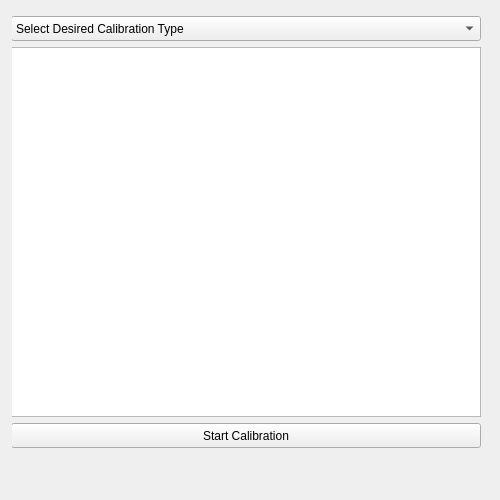
First picture: the form in industrial_calibration_gui/src/calibration_widget.ui, repository jdlangs/IC2, before the edit.
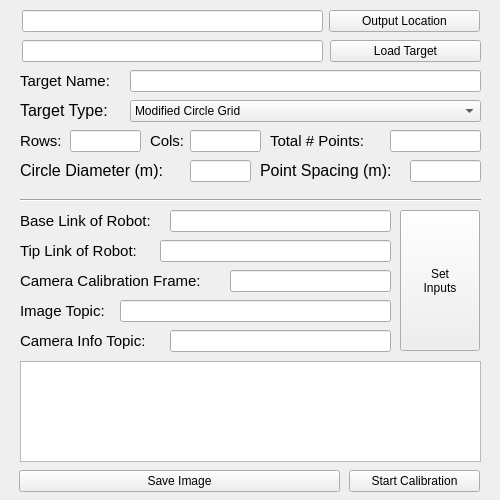
Second picture: the form after the edit. Icons and pictures are not drawn.

What changed in the file:
```diff
--- a/industrial_calibration_gui/src/calibration_widget.ui
+++ b/industrial_calibration_gui/src/calibration_widget.ui
@@ -10,12 +10,6 @@
     <height>500</height>
    </rect>
   </property>
-  <property name="sizePolicy">
-   <sizepolicy hsizetype="Fixed" vsizetype="Fixed">
-    <horstretch>0</horstretch>
-    <verstretch>0</verstretch>
-   </sizepolicy>
-  </property>
   <property name="minimumSize">
    <size>
     <width>500</width>
@@ -31,160 +25,632 @@
   <property name="windowTitle">
    <string>Form</string>
   </property>
-  <layout class="QGridLayout" name="gridLayout">
-   <item row="0" column="0">
-    <layout class="QGridLayout" name="gridLayout_2">
-     <property name="sizeConstraint">
-      <enum>QLayout::SetDefaultConstraint</enum>
+  <property name="windowIcon">
+   <iconset>
+    <normaloff>:/calibration_scientist.png</normaloff>:/calibration_scientist.png</iconset>
+  </property>
+  <widget class="QStackedWidget" name="stackedWidget">
+   <property name="geometry">
+    <rect>
+     <x>0</x>
+     <y>0</y>
+     <width>500</width>
+     <height>500</height>
+    </rect>
+   </property>
+   <property name="minimumSize">
+    <size>
+     <width>500</width>
+     <height>500</height>
+    </size>
+   </property>
+   <property name="maximumSize">
+    <size>
+     <width>500</width>
+     <height>500</height>
+    </size>
+   </property>
+   <property name="baseSize">
+    <size>
+     <width>500</width>
+     <height>500</height>
+    </size>
+   </property>
+   <property name="windowTitle">
+    <string>Industrial Calibration UI</string>
+   </property>
+   <property name="windowIcon">
+    <iconset>
+     <normaloff>res/calibration_scientist.png</normaloff>res/calibration_scientist.png</iconset>
+   </property>
+   <property name="currentIndex">
+    <number>1</number>
+   </property>
+   <widget class="QWidget" name="start_page">
+    <widget class="QLabel" name="label">
+     <property name="geometry">
+      <rect>
+       <x>10</x>
+       <y>0</y>
+       <width>481</width>
+       <height>41</height>
+      </rect>
      </property>
-     <item row="0" column="0">
-      <widget class="QStackedWidget" name="stackedWidget">
-       <property name="sizePolicy">
-        <sizepolicy hsizetype="Fixed" vsizetype="Fixed">
-         <horstretch>0</horstretch>
-         <verstretch>0</verstretch>
-        </sizepolicy>
-       </property>
-       <property name="minimumSize">
-        <size>
-         <width>475</width>
-         <height>475</height>
-        </size>
-       </property>
-       <property name="currentIndex">
-        <number>0</number>
-       </property>
-       <widget class="QWidget" name="stackedWidgetPage1" native="true">
-        <widget class="QWidget" name="gridLayoutWidget_2">
-         <property name="geometry">
-          <rect>
-           <x>-1</x>
-           <y>-1</y>
-           <width>477</width>
-           <height>478</height>
-          </rect>
-         </property>
-         <layout class="QVBoxLayout" name="verticalLayout_3">
-          <property name="sizeConstraint">
-           <enum>QLayout::SetFixedSize</enum>
-          </property>
-          <property name="leftMargin">
-           <number>0</number>
-          </property>
-          <property name="topMargin">
-           <number>5</number>
-          </property>
-          <property name="rightMargin">
-           <number>0</number>
-          </property>
-          <property name="bottomMargin">
-           <number>0</number>
-          </property>
-          <item>
-           <widget class="QComboBox" name="comboBox">
-            <property name="sizePolicy">
-             <sizepolicy hsizetype="Preferred" vsizetype="Fixed">
-              <horstretch>0</horstretch>
-              <verstretch>0</verstretch>
-             </sizepolicy>
-            </property>
-            <property name="minimumSize">
-             <size>
-              <width>470</width>
-              <height>25</height>
-             </size>
-            </property>
-            <item>
-             <property name="text">
-              <string>Select Desired Calibration Type</string>
-             </property>
-            </item>
-            <item>
-             <property name="text">
-              <string>Static Target Moving Camera on Wrist (Extrinsic Calibration)</string>
-             </property>
-            </item>
-            <item>
-             <property name="text">
-              <string>Static Target Moving Camera on Wrist (Extrinsic + Intrinsic Calibration)</string>
-             </property>
-            </item>
-           </widget>
-          </item>
-          <item>
-           <widget class="QTextBrowser" name="textBrowser">
-            <property name="sizePolicy">
-             <sizepolicy hsizetype="Fixed" vsizetype="Fixed">
-              <horstretch>0</horstretch>
-              <verstretch>0</verstretch>
-             </sizepolicy>
-            </property>
-            <property name="minimumSize">
-             <size>
-              <width>470</width>
-              <height>370</height>
-             </size>
-            </property>
-            <property name="lineWrapMode">
-             <enum>QTextEdit::WidgetWidth</enum>
-            </property>
-            <property name="html">
-             <string>&lt;!DOCTYPE HTML PUBLIC &quot;-//W3C//DTD HTML 4.0//EN&quot; &quot;http://www.w3.org/TR/REC-html40/strict.dtd&quot;&gt;
+     <property name="font">
+      <font>
+       <family>Liberation Mono</family>
+       <pointsize>13</pointsize>
+       <weight>75</weight>
+       <bold>true</bold>
+       <underline>true</underline>
+      </font>
+     </property>
+     <property name="text">
+      <string>Industrial Calibration Data Collection GUI</string>
+     </property>
+     <property name="alignment">
+      <set>Qt::AlignCenter</set>
+     </property>
+    </widget>
+    <widget class="QComboBox" name="calibration_type_combo_box">
+     <property name="geometry">
+      <rect>
+       <x>20</x>
+       <y>170</y>
+       <width>461</width>
+       <height>22</height>
+      </rect>
+     </property>
+     <item>
+      <property name="text">
+       <string>Please Select Desired Calibration Type</string>
+      </property>
+     </item>
+     <item>
+      <property name="text">
+       <string>Static Target Moving Camera on Robot Wrist (Extrinsic)</string>
+      </property>
+     </item>
+     <item>
+      <property name="text">
+       <string>Static Target Moving Camera on Robot Wrist (Extrinsic + Intrinsic) (Experimental)</string>
+      </property>
+     </item>
+     <item>
+      <property name="text">
+       <string>Static Camera Moving Target on Robot Wrist (Extrinsic)</string>
+      </property>
+     </item>
+     <item>
+      <property name="text">
+       <string>Static Camera Moving Target on Robot Wrist (Extrinsic + Intrinsic) (Experimental)</string>
+      </property>
+     </item>
+    </widget>
+    <widget class="QTextBrowser" name="calibration_type_text_browser">
+     <property name="geometry">
+      <rect>
+       <x>20</x>
+       <y>200</y>
+       <width>461</width>
+       <height>231</height>
+      </rect>
+     </property>
+     <property name="font">
+      <font>
+       <family>Liberation Mono</family>
+      </font>
+     </property>
+    </widget>
+    <widget class="QTextBrowser" name="textBrowser_3">
+     <property name="geometry">
+      <rect>
+       <x>20</x>
+       <y>40</y>
+       <width>461</width>
+       <height>121</height>
+      </rect>
+     </property>
+     <property name="font">
+      <font>
+       <family>Liberation Mono</family>
+      </font>
+     </property>
+     <property name="html">
+      <string>&lt;!DOCTYPE HTML PUBLIC &quot;-//W3C//DTD HTML 4.0//EN&quot; &quot;http://www.w3.org/TR/REC-html40/strict.dtd&quot;&gt;
 &lt;html&gt;&lt;head&gt;&lt;meta name=&quot;qrichtext&quot; content=&quot;1&quot; /&gt;&lt;style type=&quot;text/css&quot;&gt;
 p, li { white-space: pre-wrap; }
-&lt;/style&gt;&lt;/head&gt;&lt;body style=&quot; font-family:'Sans Serif'; font-size:9pt; font-weight:400; font-style:normal;&quot;&gt;
-&lt;p style=&quot;-qt-paragraph-type:empty; margin-top:0px; margin-bottom:0px; margin-left:0px; margin-right:0px; -qt-block-indent:0; text-indent:0px;&quot;&gt;&lt;br /&gt;&lt;/p&gt;&lt;/body&gt;&lt;/html&gt;</string>
-            </property>
-           </widget>
-          </item>
-          <item>
-           <widget class="QPushButton" name="pushButton">
-            <property name="sizePolicy">
-             <sizepolicy hsizetype="Fixed" vsizetype="Fixed">
-              <horstretch>45</horstretch>
-              <verstretch>45</verstretch>
-             </sizepolicy>
-            </property>
-            <property name="minimumSize">
-             <size>
-              <width>470</width>
-              <height>25</height>
-             </size>
-            </property>
-            <property name="text">
-             <string>Start Calibration</string>
-            </property>
-            <property name="autoDefault">
-             <bool>false</bool>
-            </property>
-            <property name="flat">
-             <bool>false</bool>
-            </property>
-           </widget>
-          </item>
-          <item>
-           <spacer name="verticalSpacer">
-            <property name="orientation">
-             <enum>Qt::Vertical</enum>
-            </property>
-            <property name="sizeHint" stdset="0">
-             <size>
-              <width>20</width>
-              <height>40</height>
-             </size>
-            </property>
-           </spacer>
-          </item>
-         </layout>
-        </widget>
-       </widget>
-       <widget class="QWidget" name="stackedWidgetPage2" native="true"/>
-       <widget class="QWidget" name="stackedWidgetPage3" native="true"/>
-      </widget>
+&lt;/style&gt;&lt;/head&gt;&lt;body style=&quot; font-family:'Liberation Mono'; font-size:9pt; font-weight:400; font-style:normal;&quot;&gt;
+&lt;p style=&quot; margin-top:0px; margin-bottom:0px; margin-left:0px; margin-right:0px; -qt-block-indent:0; text-indent:0px;&quot;&gt;&lt;span style=&quot; font-family:'Sans Serif';&quot;&gt;Hello&lt;/span&gt;&lt;/p&gt;
+&lt;p style=&quot; margin-top:0px; margin-bottom:0px; margin-left:0px; margin-right:0px; -qt-block-indent:0; text-indent:0px;&quot;&gt;&lt;span style=&quot; font-family:'Sans Serif';&quot;&gt;World!&lt;/span&gt;&lt;/p&gt;&lt;/body&gt;&lt;/html&gt;</string>
+     </property>
+    </widget>
+    <widget class="QCheckBox" name="instructions_checkbox">
+     <property name="geometry">
+      <rect>
+       <x>20</x>
+       <y>440</y>
+       <width>461</width>
+       <height>20</height>
+      </rect>
+     </property>
+     <property name="font">
+      <font>
+       <family>Liberation Mono</family>
+       <pointsize>8</pointsize>
+      </font>
+     </property>
+     <property name="text">
+      <string>By checking this box, I agree that I have read the instructions.</string>
+     </property>
+    </widget>
+    <widget class="QPushButton" name="start_calibration_button">
+     <property name="geometry">
+      <rect>
+       <x>20</x>
+       <y>470</y>
+       <width>461</width>
+       <height>22</height>
+      </rect>
+     </property>
+     <property name="text">
+      <string>Start Calibration</string>
+     </property>
+    </widget>
+   </widget>
+   <widget class="QWidget" name="data_collection">
+    <widget class="QPushButton" name="pushButton">
+     <property name="geometry">
+      <rect>
+       <x>349</x>
+       <y>470</y>
+       <width>131</width>
+       <height>22</height>
+      </rect>
+     </property>
+     <property name="text">
+      <string>Start Calibration</string>
+     </property>
+    </widget>
+    <widget class="QPushButton" name="pushButton_2">
+     <property name="geometry">
+      <rect>
+       <x>19</x>
+       <y>470</y>
+       <width>321</width>
+       <height>22</height>
+      </rect>
+     </property>
+     <property name="text">
+      <string>Save Image</string>
+     </property>
+    </widget>
+    <widget class="QPushButton" name="pushButton_3">
+     <property name="geometry">
+      <rect>
+       <x>329</x>
+       <y>10</y>
+       <width>151</width>
+       <height>22</height>
+      </rect>
+     </property>
+     <property name="text">
+      <string>Output Location</string>
+     </property>
+    </widget>
+    <widget class="QPushButton" name="pushButton_4">
+     <property name="geometry">
+      <rect>
+       <x>330</x>
+       <y>40</y>
+       <width>151</width>
+       <height>22</height>
+      </rect>
+     </property>
+     <property name="text">
+      <string>Load Target</string>
+     </property>
+    </widget>
+    <widget class="QLineEdit" name="lineEdit">
+     <property name="geometry">
+      <rect>
+       <x>22</x>
+       <y>10</y>
+       <width>301</width>
+       <height>22</height>
+      </rect>
+     </property>
+    </widget>
+    <widget class="QLineEdit" name="lineEdit_2">
+     <property name="geometry">
+      <rect>
+       <x>22</x>
+       <y>40</y>
+       <width>301</width>
+       <height>22</height>
+      </rect>
+     </property>
+    </widget>
+    <widget class="QLabel" name="label_3">
+     <property name="geometry">
+      <rect>
+       <x>20</x>
+       <y>70</y>
+       <width>111</width>
+       <height>21</height>
+      </rect>
+     </property>
+     <property name="font">
+      <font>
+       <pointsize>11</pointsize>
+      </font>
+     </property>
+     <property name="text">
+      <string>Target Name:</string>
+     </property>
+    </widget>
+    <widget class="QLineEdit" name="lineEdit_3">
+     <property name="geometry">
+      <rect>
+       <x>130</x>
+       <y>70</y>
+       <width>351</width>
+       <height>22</height>
+      </rect>
+     </property>
+    </widget>
+    <widget class="QLabel" name="label_4">
+     <property name="geometry">
+      <rect>
+       <x>20</x>
+       <y>100</y>
+       <width>111</width>
+       <height>21</height>
+      </rect>
+     </property>
+     <property name="font">
+      <font>
+       <pointsize>12</pointsize>
+      </font>
+     </property>
+     <property name="text">
+      <string>Target Type:</string>
+     </property>
+    </widget>
+    <widget class="QComboBox" name="comboBox_2">
+     <property name="geometry">
+      <rect>
+       <x>130</x>
+       <y>100</y>
+       <width>351</width>
+       <height>22</height>
+      </rect>
+     </property>
+     <item>
+      <property name="text">
+       <string>Modified Circle Grid</string>
+      </property>
      </item>
-    </layout>
-   </item>
-  </layout>
+    </widget>
+    <widget class="QLabel" name="label_5">
+     <property name="geometry">
+      <rect>
+       <x>20</x>
+       <y>130</y>
+       <width>51</width>
+       <height>21</height>
+      </rect>
+     </property>
+     <property name="font">
+      <font>
+       <pointsize>11</pointsize>
+      </font>
+     </property>
+     <property name="text">
+      <string>Rows:</string>
+     </property>
+    </widget>
+    <widget class="QLabel" name="label_6">
+     <property name="geometry">
+      <rect>
+       <x>150</x>
+       <y>130</y>
+       <width>41</width>
+       <height>21</height>
+      </rect>
+     </property>
+     <property name="font">
+      <font>
+       <pointsize>11</pointsize>
+      </font>
+     </property>
+     <property name="text">
+      <string>Cols:</string>
+     </property>
+    </widget>
+    <widget class="QLineEdit" name="lineEdit_4">
+     <property name="geometry">
+      <rect>
+       <x>70</x>
+       <y>130</y>
+       <width>71</width>
+       <height>22</height>
+      </rect>
+     </property>
+    </widget>
+    <widget class="QLineEdit" name="lineEdit_5">
+     <property name="geometry">
+      <rect>
+       <x>190</x>
+       <y>130</y>
+       <width>71</width>
+       <height>22</height>
+      </rect>
+     </property>
+    </widget>
+    <widget class="QLabel" name="label_7">
+     <property name="geometry">
+      <rect>
+       <x>270</x>
+       <y>130</y>
+       <width>111</width>
+       <height>21</height>
+      </rect>
+     </property>
+     <property name="font">
+      <font>
+       <pointsize>11</pointsize>
+      </font>
+     </property>
+     <property name="text">
+      <string>Total # Points:</string>
+     </property>
+    </widget>
+    <widget class="QLabel" name="label_8">
+     <property name="geometry">
+      <rect>
+       <x>20</x>
+       <y>160</y>
+       <width>171</width>
+       <height>21</height>
+      </rect>
+     </property>
+     <property name="font">
+      <font>
+       <pointsize>12</pointsize>
+      </font>
+     </property>
+     <property name="text">
+      <string>Circle Diameter (m):</string>
+     </property>
+    </widget>
+    <widget class="QLabel" name="label_9">
+     <property name="geometry">
+      <rect>
+       <x>260</x>
+       <y>160</y>
+       <width>151</width>
+       <height>21</height>
+      </rect>
+     </property>
+     <property name="font">
+      <font>
+       <pointsize>12</pointsize>
+      </font>
+     </property>
+     <property name="text">
+      <string>Point Spacing (m):</string>
+     </property>
+    </widget>
+    <widget class="QLineEdit" name="lineEdit_6">
+     <property name="geometry">
+      <rect>
+       <x>390</x>
+       <y>130</y>
+       <width>91</width>
+       <height>22</height>
+      </rect>
+     </property>
+    </widget>
+    <widget class="QLineEdit" name="lineEdit_7">
+     <property name="geometry">
+      <rect>
+       <x>190</x>
+       <y>160</y>
+       <width>61</width>
+       <height>22</height>
+      </rect>
+     </property>
+    </widget>
+    <widget class="QLineEdit" name="lineEdit_8">
+     <property name="geometry">
+      <rect>
+       <x>410</x>
+       <y>160</y>
+       <width>71</width>
+       <height>22</height>
+      </rect>
+     </property>
+    </widget>
+    <widget class="QLabel" name="label_10">
+     <property name="geometry">
+      <rect>
+       <x>20</x>
+       <y>210</y>
+       <width>161</width>
+       <height>21</height>
+      </rect>
+     </property>
+     <property name="font">
+      <font>
+       <pointsize>11</pointsize>
+      </font>
+     </property>
+     <property name="text">
+      <string>Base Link of Robot:</string>
+     </property>
+    </widget>
+    <widget class="Line" name="line">
+     <property name="geometry">
+      <rect>
+       <x>20</x>
+       <y>190</y>
+       <width>461</width>
+       <height>20</height>
+      </rect>
+     </property>
+     <property name="orientation">
+      <enum>Qt::Horizontal</enum>
+     </property>
+    </widget>
+    <widget class="QLabel" name="label_11">
+     <property name="geometry">
+      <rect>
+       <x>20</x>
+       <y>240</y>
+       <width>151</width>
+       <height>21</height>
+      </rect>
+     </property>
+     <property name="font">
+      <font>
+       <pointsize>11</pointsize>
+      </font>
+     </property>
+     <property name="text">
+      <string>Tip Link of Robot:</string>
+     </property>
+    </widget>
+    <widget class="QLabel" name="label_12">
+     <property name="geometry">
+      <rect>
+       <x>20</x>
+       <y>270</y>
+       <width>221</width>
+       <height>21</height>
+      </rect>
+     </property>
+     <property name="font">
+      <font>
+       <pointsize>11</pointsize>
+      </font>
+     </property>
+     <property name="text">
+      <string>Camera Calibration Frame:</string>
+     </property>
+    </widget>
+    <widget class="QLabel" name="label_13">
+     <property name="geometry">
+      <rect>
+       <x>20</x>
+       <y>300</y>
+       <width>111</width>
+       <height>21</height>
+      </rect>
+     </property>
+     <property name="font">
+      <font>
+       <pointsize>11</pointsize>
+      </font>
+     </property>
+     <property name="text">
+      <string>Image Topic:</string>
+     </property>
+    </widget>
+    <widget class="QLabel" name="label_14">
+     <property name="geometry">
+      <rect>
+       <x>20</x>
+       <y>330</y>
+       <width>161</width>
+       <height>21</height>
+      </rect>
+     </property>
+     <property name="font">
+      <font>
+       <pointsize>11</pointsize>
+      </font>
+     </property>
+     <property name="text">
+      <string>Camera Info Topic:</string>
+     </property>
+    </widget>
+    <widget class="QLineEdit" name="lineEdit_9">
+     <property name="geometry">
+      <rect>
+       <x>170</x>
+       <y>210</y>
+       <width>221</width>
+       <height>22</height>
+      </rect>
+     </property>
+    </widget>
+    <widget class="QLineEdit" name="lineEdit_10">
+     <property name="geometry">
+      <rect>
+       <x>160</x>
+       <y>240</y>
+       <width>231</width>
+       <height>22</height>
+      </rect>
+     </property>
+    </widget>
+    <widget class="QLineEdit" name="lineEdit_11">
+     <property name="geometry">
+      <rect>
+       <x>230</x>
+       <y>270</y>
+       <width>161</width>
+       <height>22</height>
+      </rect>
+     </property>
+    </widget>
+    <widget class="QLineEdit" name="lineEdit_12">
+     <property name="geometry">
+      <rect>
+       <x>120</x>
+       <y>300</y>
+       <width>271</width>
+       <height>22</height>
+      </rect>
+     </property>
+    </widget>
+    <widget class="QLineEdit" name="lineEdit_13">
+     <property name="geometry">
+      <rect>
+       <x>170</x>
+       <y>330</y>
+       <width>221</width>
+       <height>22</height>
+      </rect>
+     </property>
+    </widget>
+    <widget class="QPushButton" name="pushButton_5">
+     <property name="geometry">
+      <rect>
+       <x>400</x>
+       <y>210</y>
+       <width>80</width>
+       <height>141</height>
+      </rect>
+     </property>
+     <property name="text">
+      <string>Set 
+Inputs</string>
+     </property>
+    </widget>
+    <widget class="QTextBrowser" name="textBrowser_2">
+     <property name="geometry">
+      <rect>
+       <x>20</x>
+       <y>361</y>
+       <width>461</width>
+       <height>101</height>
+      </rect>
+     </property>
+    </widget>
+   </widget>
+  </widget>
  </widget>
  <resources/>
  <connections/>
```
Left out of the diff: 11 changed lines with no effect on the pictures.
